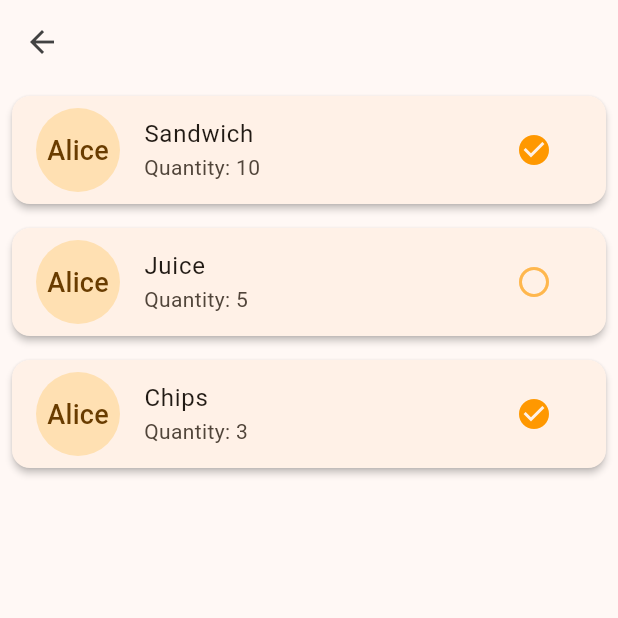
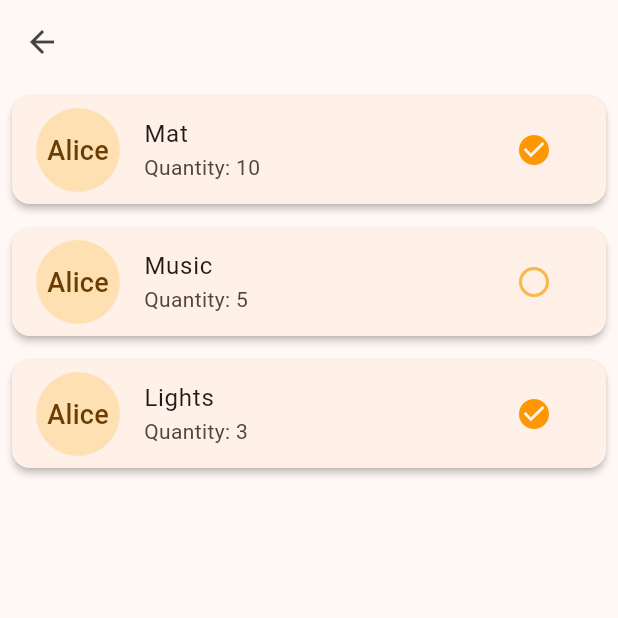
Before and after one commit to InkyChew/flutter-picnic, a Flutter app: the screen it shows after launch, after a tap on "Tool", on a phone screen of 412 x 824 dp, the top half of it. Run offline on Flutter 3.47's test engine with Material 3 defaults, Android fonts, the phone set to English and light mode, and no system bars; our stand-ins replace flutter_slidable.

Commit message:
Add tool page

```diff
--- a/lib/pages/plan_page.dart
+++ b/lib/pages/plan_page.dart
@@ -2,6 +2,7 @@ import 'package:flutter/material.dart';
 import 'package:intl/intl.dart';
 import 'package:picnic/food/views/food_checklist_page.dart';
 import 'package:picnic/pages/guest_page.dart';
+import 'package:picnic/tool/views/tool_checklist_page.dart';
 
 class PlanPage extends StatefulWidget {
   const PlanPage({super.key});
@@ -63,7 +64,7 @@ class _PlanPageState extends State<PlanPage> {
   void _navigateToToolChecklist() {
     Navigator.push(
       context,
-      MaterialPageRoute(builder: (context) => FoodChecklistPage()),
+      MaterialPageRoute(builder: (context) => ToolChecklistPage()),
     );
   }
 
--- /dev/null
+++ b/lib/tool/views/tool_checklist_page.dart
@@ -0,0 +1,103 @@
+import 'package:flutter/material.dart';
+import 'package:picnic/guest/models/guest.dart';
+import 'package:picnic/tool/models/tool.dart';
+import 'package:picnic/tool/views/tool_edit_page.dart';
+
+class ToolChecklistPage extends StatelessWidget {
+  final User user = User(id: '', name: 'Alice', email: '');
+  final List<ToolItem> foodItems = [
+    ToolItem(
+        name: 'Mat',
+        preparedBy: User(id: '', name: 'Alice', email: ''),
+        quantity: 10,
+        isPrepared: true,
+        description: "bob donot eat meat oh no say cheese good taste"),
+    ToolItem(
+        name: 'Music',
+        preparedBy: User(id: '', name: 'Alice', email: ''),
+        quantity: 5,
+        isPrepared: false),
+    ToolItem(
+        name: 'Lights',
+        preparedBy: User(id: '', name: 'Alice', email: ''),
+        quantity: 3,
+        isPrepared: true),
+  ];
+
+  ToolChecklistPage({super.key});
+
+  void _navigateToFoodEditPage(BuildContext context, ToolItem? item) {
+    Navigator.push(
+      context,
+      MaterialPageRoute(
+        builder: (context) => ToolEditPage(user: user, toolItem: item),
+      ),
+    );
+  }
+
+  @override
+  Widget build(BuildContext context) {
+    return Scaffold(
+      appBar: AppBar(
+        backgroundColor: Colors.transparent,
+        elevation: 0,
+        iconTheme: IconThemeData(
+          color: Colors.grey[800],
+        ),
+      ),
+      body: ListView.builder(
+        itemCount: foodItems.length,
+        itemBuilder: (context, index) {
+          final item = foodItems[index];
+          return Card(
+            shape:
+                RoundedRectangleBorder(borderRadius: BorderRadius.circular(12)),
+            elevation: 2,
+            margin: const EdgeInsets.all(8),
+            child: ListTile(
+              title: Row(
+                mainAxisAlignment: MainAxisAlignment.spaceBetween,
+                children: [Text(item.name)],
+              ),
+              subtitle: Column(
+                crossAxisAlignment: CrossAxisAlignment.start,
+                children: [
+                  Text(
+                    'Quantity: ${item.quantity}',
+                    style: const TextStyle(
+                      fontSize: 14,
+                    ),
+                  ),
+                ],
+              ),
+              leading: CircleAvatar(
+                radius: 28,
+                backgroundColor: Colors.orange.shade100,
+                child: Text(
+                  item.preparedBy.name,
+                  style: const TextStyle(fontSize: 18),
+                ),
+              ),
+              trailing: IconButton(
+                icon: Icon(
+                  item.isPrepared
+                      ? Icons.check_circle
+                      : Icons.radio_button_unchecked,
+                  color:
+                      item.isPrepared ? Colors.orange : Colors.orange.shade300,
+                ),
+                onPressed: () {
+                  // Toggle the state or perform an action
+                },
+              ),
+              onTap: () => _navigateToFoodEditPage(context, item),
+            ),
+          );
+        },
+      ),
+      floatingActionButton: FloatingActionButton(
+          child: const Icon(Icons.add),
+          onPressed: () => _navigateToFoodEditPage(context, null)),
+    );
+  }
+}
```
Also changed, not shown: lib/food/views/food_edit_page.dart (+9 -7 lines), lib/tool/views/tool_edit_page.dart (+14 -12 lines).
